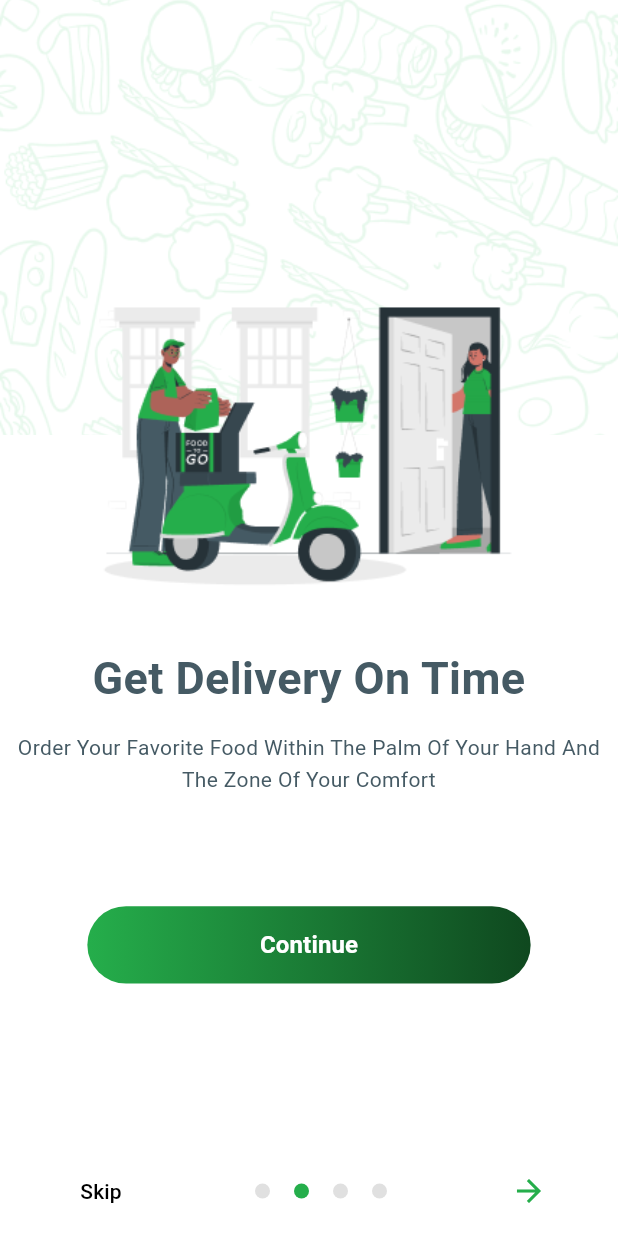
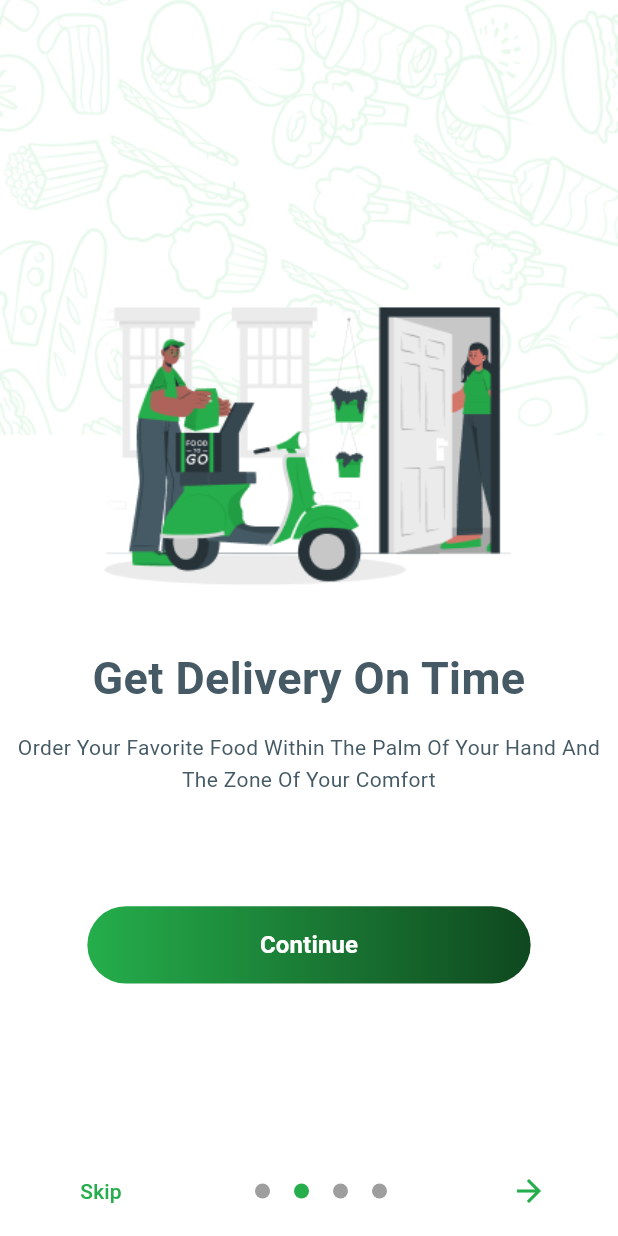
Before and after one commit to SSeba2002/foodtek_app, a Flutter app: the OnboardingScreen screen opened directly, swiped to page 2, on a phone screen of 412 x 824 dp. Run offline on Flutter 3.47's test engine with Material 3 defaults, Android fonts, the phone set to English and light mode, and no system bars; drawn by our look-alikes of smooth_page_indicator; our stand-ins replace buttons_tabbar, carousel_slider, confetti, country_picker, flutter_bloc, flutter_rating_bar and 7 more; accounts and stored records are empty.

Commit message:
edit theme onboarding

```diff
--- a/lib/constant/theme.dart
+++ b/lib/constant/theme.dart
@@ -6,7 +6,7 @@ class AppColors {
   // ألوان الثيم الفاتح
   static const Color primaryColor = Color(0xFF25AE4B); // اللون الأخضر الرئيسي
   static const Color secondaryColor = Color(0xFF0F481F); // اللون الأخضر الداكن
-  static const Color onBoardingtextColor = Color(0xFF455A64);
+  static const Color onBoardingtextColorLight = Color(0xFF455A64);
   static const Color primaryGreen = Color(0xFF25AE4B);
   static const Color backgroundLight = Colors.white;
   static const Color textPrimaryLight = Colors.black;
@@ -20,6 +20,12 @@ class AppColors {
 
   // ألوان الثيم الداكن
   static const Color backgroundDark = Color.fromARGB(255, 29, 29, 31);
+  static const Color onBoardingtextColorDark = Color.fromARGB(
+    255,
+    204,
+    223,
+    232,
+  );
   static const Color textPrimaryDark = Colors.white;
   static const Color textSecondaryDark = Color(0xFFBBBBBB);
   static const Color cardDark = Color.fromARGB(255, 49, 49, 51);
@@ -43,6 +49,7 @@ class AppTheme {
     ),
     appBarTheme: AppBarTheme(
       backgroundColor: AppColors.navBarLight,
+      color: AppColors.onBoardingtextColorLight,
       elevation: 0,
       iconTheme: IconThemeData(color: AppColors.textPrimaryLight),
       titleTextStyle: TextStyle(
@@ -201,6 +208,7 @@ class AppTheme {
     ),
     appBarTheme: AppBarTheme(
       backgroundColor: AppColors.cardDark,
+      color: AppColors.onBoardingtextColorDark,
       elevation: 0,
       iconTheme: IconThemeData(color: AppColors.textPrimaryDark),
       titleTextStyle: TextStyle(
--- a/lib/main.dart
+++ b/lib/main.dart
@@ -6,6 +6,7 @@ import 'package:foodtek_project/cubit/theme_cubit.dart';
 import 'package:foodtek_project/state/theme_state.dart';
 import 'package:foodtek_project/view/screens/auth/login_screen.dart';
 import 'package:foodtek_project/view/screens/main_screen.dart';
+import 'package:foodtek_project/view/screens/onboarding/onboarding_screen.dart';
 import 'package:foodtek_project/view/screens/splash_screen.dart';
 import 'package:flutter_localizations/flutter_localizations.dart';
 import 'package:foodtek_project/l10n/generated/app_localizations.dart';
@@ -55,7 +56,8 @@ class _MyAppState extends State<MyApp> {
                   supportedLocales: const [Locale('en'), Locale('ar')],
                   debugShowCheckedModeBanner: false,
                   title: 'FoodTek',
-                  home: SplashScreen(setLocale: setLocale),
+                  home: OnboardingScreen(),
+                  //    SplashScreen(setLocale: setLocale),
                   builder: (context, child) {
                     return Directionality(
                       textDirection:
--- a/lib/view/screens/onboarding/onboarding_screen.dart
+++ b/lib/view/screens/onboarding/onboarding_screen.dart
@@ -20,7 +20,6 @@ class _OnboardingScreenState extends State<OnboardingScreen> {
   @override
   Widget build(BuildContext context) {
     return Scaffold(
-      backgroundColor: Colors.white,
       body: PageView.builder(
         controller: pageController,
         onPageChanged: (index) {},
@@ -76,7 +75,7 @@ class _OnboardingScreenState extends State<OnboardingScreen> {
 
       bottomSheet: Container(
         height: 60,
-        color: Colors.white,
+        color: Theme.of(context).scaffoldBackgroundColor,
         child: Row(
           mainAxisAlignment: MainAxisAlignment.spaceAround,
           children: [
@@ -87,7 +86,7 @@ class _OnboardingScreenState extends State<OnboardingScreen> {
                   MaterialPageRoute(builder: (context) => LoginScreen()),
                 );
               },
-              child: Text("Skip", style: TextStyle(color: Colors.black)),
+              child: Text("Skip"),
             ),
             Center(
               // the three dots in the middle
@@ -98,7 +97,7 @@ class _OnboardingScreenState extends State<OnboardingScreen> {
                   dotWidth: 10,
                   dotHeight: 10,
                   spacing: 16,
-                  dotColor: Colors.black12,
+
                   activeDotColor: AppColors.primaryColor,
                 ),
                 onDotClicked: (index) {
--- a/lib/view/widgets/cart/cart_item_widget.dart
+++ b/lib/view/widgets/cart/cart_item_widget.dart
@@ -76,7 +76,7 @@ class CartItemWidget extends StatelessWidget {
                         style: TextStyle(
                           fontSize: 12.sp,
                           fontWeight: FontWeight.w400,
-                          color: AppColors.onBoardingtextColor,
+                          color: AppColors.onBoardingtextColorLight,
                         ),
                       ),
                       SizedBox(height: 6.h),
--- a/lib/view/widgets/main_page/main_text_field.dart
+++ b/lib/view/widgets/main_page/main_text_field.dart
@@ -49,7 +49,7 @@ class RoundTextfield extends StatelessWidget {
           icon: Icon(Icons.filter_list),
         ),
         hintStyle: TextStyle(
-          color: AppColors.onBoardingtextColor,
+          color: AppColors.onBoardingtextColorLight,
           fontSize: 14,
           fontWeight: FontWeight.w500,
         ),
--- a/lib/view/widgets/onboarding/onboarding_widget.dart
+++ b/lib/view/widgets/onboarding/onboarding_widget.dart
@@ -74,7 +74,7 @@ class OnboardingWidget extends StatelessWidget {
           title,
           textAlign: TextAlign.center,
           style: const TextStyle(
-            color: AppColors.onBoardingtextColor,
+            color: Color(0xFF455A64),
 
             fontSize: 30,
             fontWeight: FontWeight.bold,
@@ -92,7 +92,7 @@ class OnboardingWidget extends StatelessWidget {
             softWrap: true,
             style: const TextStyle(
               fontSize: 14,
-              color: AppColors.onBoardingtextColor,
+              color: Color(0xFF455A64),
               height: 1.5,
             ),
           ),
```
Also changed, not shown: lib/view/screens/auth/login_screen.dart (+6 -5 lines).
